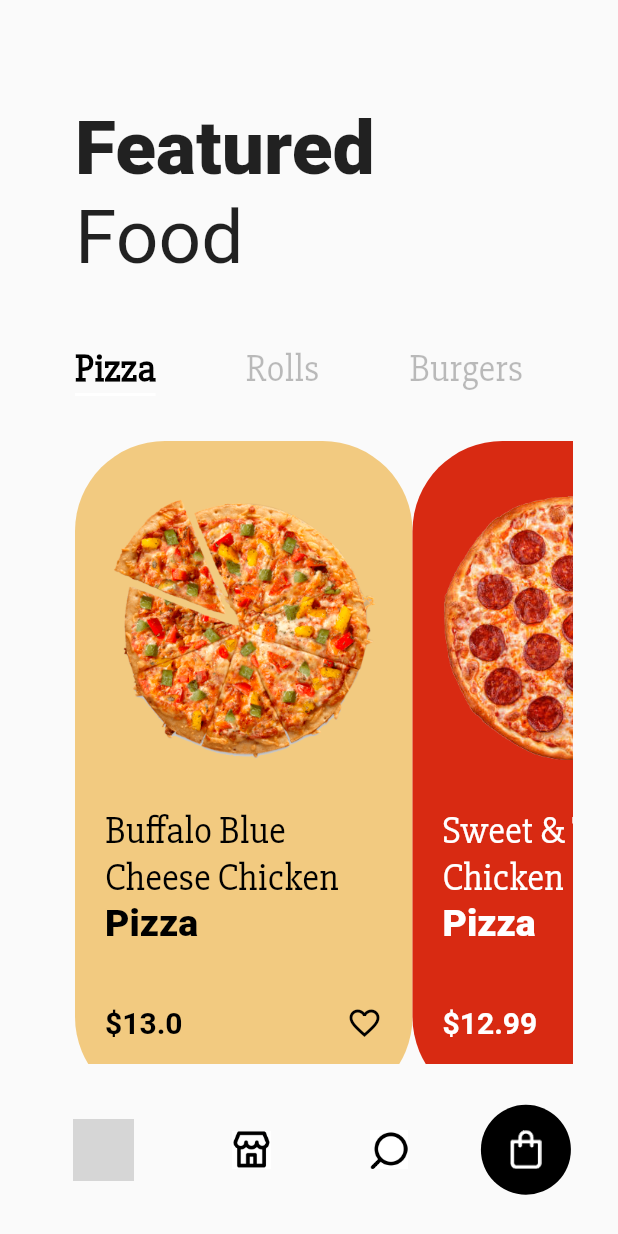
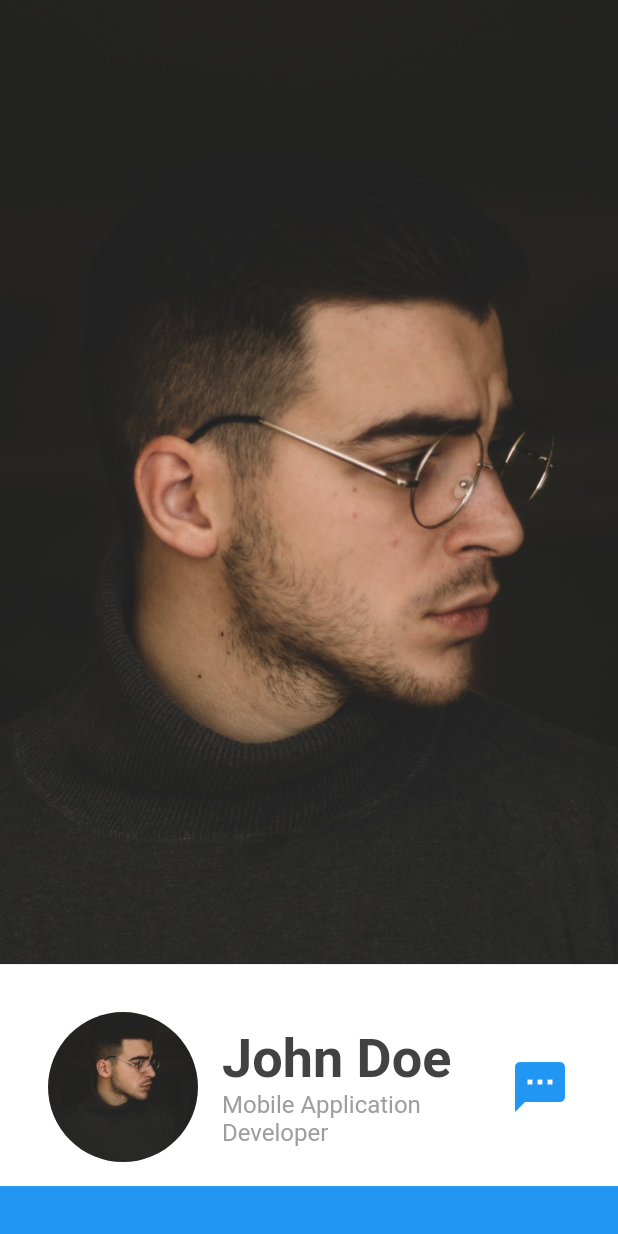
Before and after one commit to girish54321/flutter_ui, a Flutter app: the screen it shows after launch, on a phone screen of 412 x 824 dp. Run offline on Flutter 3.47's test engine with Material 2 defaults, Android fonts, the phone set to English and light mode, and no system bars; our stand-ins replace carousel_slider, curved_navigation_bar, fancy_bottom_navigation, flutter_custom_clippers, flutter_snake_navigationbar, font_awesome_flutter and 1 more; missing offline and left inert: flutter_statusbarcolor; Roboto replaces fonts that are missing (arial); grey boxes are pictures that could not be loaded.

Commit message:
update user profile page

```diff
--- a/lib/main.dart
+++ b/lib/main.dart
@@ -1,4 +1,4 @@
-import 'package:ecommerce/src/pizzaappui/homepage_pizza.dart';
+import 'package:ecommerce/src/userprofile/proflie_page3.dart';
 import 'package:flutter/material.dart';
 
 void main() => runApp(MyApp());
@@ -38,7 +38,8 @@ class MyApp extends StatelessWidget {
       // home: DraggableToDo(),
       // home: FitnessHomePage(),
       // home: CarouselDemo(),
-      home: PizzaHomePage(),
+      // home: PizzaHomePage(),
+      home: ProfilePage3(),
     );
   }
 }
--- /dev/null
+++ b/lib/src/userprofile/proflie_page3.dart
@@ -0,0 +1,250 @@
+import 'package:flutter/material.dart';
+
+class ProfilePage3 extends StatelessWidget {
+  @override
+  Widget build(BuildContext context) {
+    return Scaffold(
+      body: Stack(
+        children: <Widget>[
+          SizedBox.expand(
+            child: Image.asset("images/profile/user.jpg", fit: BoxFit.cover,),
+          ),
+
+          DraggableScrollableSheet(
+            minChildSize: 0.1,
+            initialChildSize: 0.22,
+            builder: (context, scrollController){
+              return SingleChildScrollView(
+                controller: scrollController,
+                child: Container(
+                  constraints: BoxConstraints(minHeight: MediaQuery.of(context).size.height),
+                  color: Colors.white,
+                  child: Column(
+                    crossAxisAlignment: CrossAxisAlignment.start,
+                     mainAxisAlignment: MainAxisAlignment.start,
+                     children: <Widget>[
+                       //for user profile header
+                       Container(
+                         padding : EdgeInsets.only(left: 32, right: 32, top: 32),
+                         child: Row(
+                           mainAxisAlignment: MainAxisAlignment.spaceBetween,
+                           children: <Widget>[
+                             SizedBox(
+                               height: 100,
+                               width: 100,
+                               child: ClipOval(
+                                 child: Image.asset('images/profile/user.jpg', fit: BoxFit.cover,),
+                               )
+                             ),
+
+                             SizedBox(width: 16,),
+                             Expanded(
+                               child: Column(
+                                 crossAxisAlignment: CrossAxisAlignment.start,
+                                 children: <Widget>[
+                                   Text("John Doe", style: TextStyle(color: Colors.grey[800], fontFamily: "Roboto",
+                                    fontSize: 36, fontWeight: FontWeight.w700
+                                   ),),
+                                   Text("Mobile Application Developer", style: TextStyle(color: Colors.grey[500], fontFamily: "Roboto",
+                                       fontSize: 16, fontWeight: FontWeight.w400
+                                   ),),
+                                 ],
+                               ),
+                             ),
+                             Icon(Icons.sms, color: Colors.blue, size: 40,)
+                           ],
+                         ),
+                       ),
+
+                       //performace bar
+
+                       SizedBox(height: 16,),
+                       Container(
+                         padding: EdgeInsets.all(32),
+                         color: Colors.blue,
+                         child: Row(
+                           mainAxisAlignment: MainAxisAlignment.spaceBetween,
+                           children: <Widget>[
+                             Column(
+                               children: <Widget>[
+                                 Row(
+                                   crossAxisAlignment: CrossAxisAlignment.center,
+                                   children: <Widget>[
+                                     Icon(Icons.check_box, color: Colors.white, size: 30,),
+                                     SizedBox(width: 4,),
+                                     Text("234", style: TextStyle(color: Colors.white, fontWeight: FontWeight.w700,
+                                      fontFamily: "Roboto", fontSize: 24
+                                     ),)
+                                   ],
+                                 ),
+
+                                 Text("Jobs Done", style: TextStyle(color: Colors.white, fontWeight: FontWeight.w400,
+                                     fontFamily: "Roboto", fontSize: 15
+                                 ),)
+                               ],
+                             ),
+
+                             Column(
+                               children: <Widget>[
+                                 Row(
+                                   crossAxisAlignment: CrossAxisAlignment.center,
+                                   children: <Widget>[
+                                     Icon(Icons.favorite, color: Colors.white, size: 30,),
+                                     SizedBox(width: 4,),
+                                     Text("400", style: TextStyle(color: Colors.white, fontWeight: FontWeight.w700,
+                                         fontFamily: "Roboto", fontSize: 24
+                                     ),)
+                                   ],
+                                 ),
+
+                                 Text("Jobs Done", style: TextStyle(color: Colors.white, fontWeight: FontWeight.w400,
+                                     fontFamily: "Roboto", fontSize: 15
+                                 ),)
+                               ],
+                             ),
+
+                             Column(
+                               children: <Widget>[
+                                 Row(
+                                   crossAxisAlignment: CrossAxisAlignment.center,
+                                   children: <Widget>[
+                                     Icon(Icons.star, color: Colors.white, size: 30,),
+                                     SizedBox(width: 4,),
+                                     Text("5", style: TextStyle(color: Colors.white, fontWeight: FontWeight.w700,
+                                         fontFamily: "Roboto", fontSize: 24
+                                     ),)
+                                   ],
+                                 ),
+
+                                 Text("Ratings", style: TextStyle(color: Colors.white, fontWeight: FontWeight.w400,
+                                     fontFamily: "Roboto", fontSize: 15
+                                 ),)
+                               ],
+                             ),
+                           ],
+                         ),
+                       ),
+
+                       SizedBox(height: 16,),
+                       //container for about me
+
+                       Container(
+                         padding: EdgeInsets.only(left: 32, right: 32),
+                         child: Column(
+                           children: <Widget>[
+                             Text("About Me", style: TextStyle(color: Colors.grey[800], fontWeight: FontWeight.w700,
+                                 fontFamily: "Roboto", fontSize: 18
+                             ),),
+
+                             SizedBox(height: 8,),
+                             Text("Hello, this is maaz, and I am from easy approach, and this is just a demo text for information about me"
+                                 "Hello, this is maaz, and I am from easy approach, and this is just a demo text for information about me",
+                               style: TextStyle(fontFamily: "Roboto", fontSize: 15),
+                             ),
+
+                           ],
+                         ),
+                       ),
+
+                       SizedBox(height: 16,),
+                       //Container for clients
+
+                       Container(
+                         padding: EdgeInsets.only(left: 32, right: 32),
+                         child: Column(
+                           children: <Widget>[
+                             Text("Clients", style: TextStyle(color: Colors.grey[800], fontWeight: FontWeight.w700,
+                                 fontFamily: "Roboto", fontSize: 18
+                             ),),
+
+                             SizedBox(height: 8,),
+                             //for list of clients
+                             Container(
+                               width: MediaQuery.of(context).size.width-64,
+                               height: 80,
+                               child: ListView.builder(
+                                   itemBuilder: (context, index) {
+                                     return Container(
+                                       width: 80,
+                                       height: 80,
+                                       margin: EdgeInsets.only(right: 8),
+                                       child: ClipOval(child: Image.asset("images/profile/${index+1}.jpg", fit: BoxFit.cover,),),
+                                     );
+                                   },
+                                 itemCount: 5,
+                                 scrollDirection: Axis.horizontal,
+                                 shrinkWrap: true,
+                               ),
+                             )
+
+                           ],
+                         ),
+                       ),
+
+                       SizedBox(height: 16,),
+
+                       //Container for reviews
+
+                       Container(
+                         padding: EdgeInsets.only(left: 32, right: 32),
+                         child: Column(
+                           children: <Widget>[
+                             Text("Reviews", style: TextStyle(color: Colors.grey[800], fontSize: 18, fontFamily: "Roboto",
+                              fontWeight: FontWeight.w700
+                             ),),
+
+
+                             Container(
+                               width: MediaQuery.of(context).size.width-64,
+                               child: ListView.builder(
+                                   itemBuilder: (context, index) {
+                                     return Column(
+                                       crossAxisAlignment: CrossAxisAlignment.start,
+                                       children: <Widget>[
+                                         Row(
+                                           mainAxisAlignment: MainAxisAlignment.spaceBetween,
+                                           children: <Widget>[
+                                              Text("Client $index", style: TextStyle(color: Colors.lightBlue, fontSize: 18, fontFamily: "Roboto",
+                                                fontWeight: FontWeight.w700
+                                              )),
+
+                                             Row(
+                                               children: <Widget>[
+                                                 Icon(Icons.star, color: Colors.orangeAccent,),
+                                                 Icon(Icons.star, color: Colors.orangeAccent,),
+                                                 Icon(Icons.star, color: Colors.orangeAccent,),
+                                               ],
+                                             ),
+                                           ],
+                                         ),
+                                         SizedBox(height: 8,),
+
+                                         Text("He is very fast and good at his work", style: TextStyle(color: Colors.grey[800], fontSize: 14, fontFamily: "Roboto",
+                                             fontWeight: FontWeight.w400
+                                         )),
+                                         SizedBox(height: 16,),
+                                       ],
+                                     );
+                                   },
+                                 itemCount: 8,
+                                 shrinkWrap: true,
+                                 controller: ScrollController(keepScrollOffset: false),
+                               ),
+                             )
+                           ],
+                         ),
+                       )
+
+
+                     ],
+                  ),
+
+                ),
+              );
+            },
+          )
+        ],
+      ),
+    );
+  }
+}
--- a/pubspec.yaml
+++ b/pubspec.yaml
@@ -53,6 +53,7 @@ flutter:
    - images/
    - images/food/
    - images/catzone/
+   - images/profile/
    - images/profile-pics/
    - images/travel/
    - images/pizza/
```
Also changed, not shown: images/profile/1.jpg (added), images/profile/2.jpg (added), images/profile/3.jpg (added), images/profile/4.jpg (added), images/profile/5.jpg (added), images/profile/user.jpg (added).
